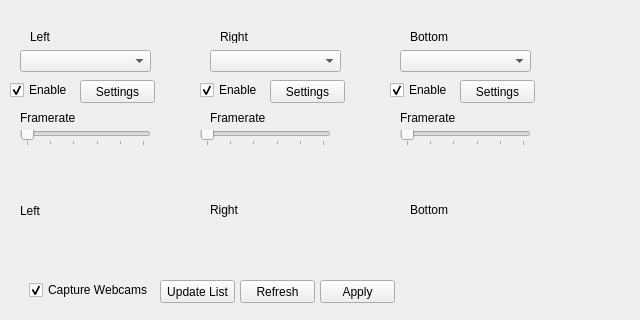
Above: Hanse/Module_Webcams/form_webcams.ui from iti-luebeck/HANSE2011 before the change; both pictures show x 0 to 640 and y 0 to 320 of the 640 by 482 pixel window. Below: the same form after it.
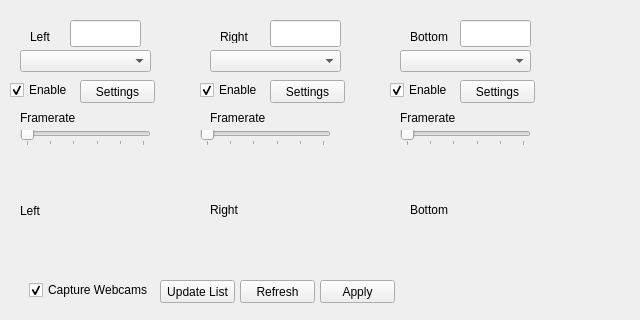
That is the form after the change.

```diff
--- a/Hanse/Module_Webcams/form_webcams.ui
+++ b/Hanse/Module_Webcams/form_webcams.ui
@@ -447,6 +447,36 @@
 Grabbing a frame could take up to 300ms in dark enviroments.</string>
    </property>
   </widget>
+  <widget class="QLineEdit" name="leftCamID">
+   <property name="geometry">
+    <rect>
+     <x>70</x>
+     <y>20</y>
+     <width>71</width>
+     <height>27</height>
+    </rect>
+   </property>
+  </widget>
+  <widget class="QLineEdit" name="rightCamID">
+   <property name="geometry">
+    <rect>
+     <x>270</x>
+     <y>20</y>
+     <width>71</width>
+     <height>27</height>
+    </rect>
+   </property>
+  </widget>
+  <widget class="QLineEdit" name="bottomCamID">
+   <property name="geometry">
+    <rect>
+     <x>460</x>
+     <y>20</y>
+     <width>71</width>
+     <height>27</height>
+    </rect>
+   </property>
+  </widget>
  </widget>
  <resources/>
  <connections/>
```
